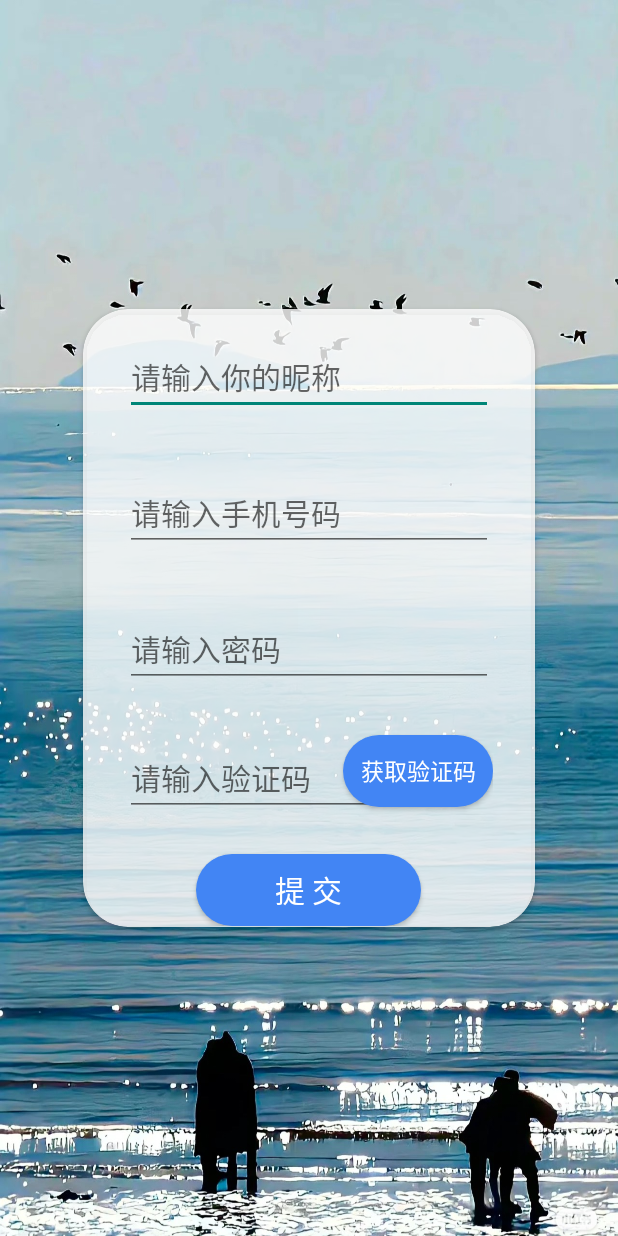
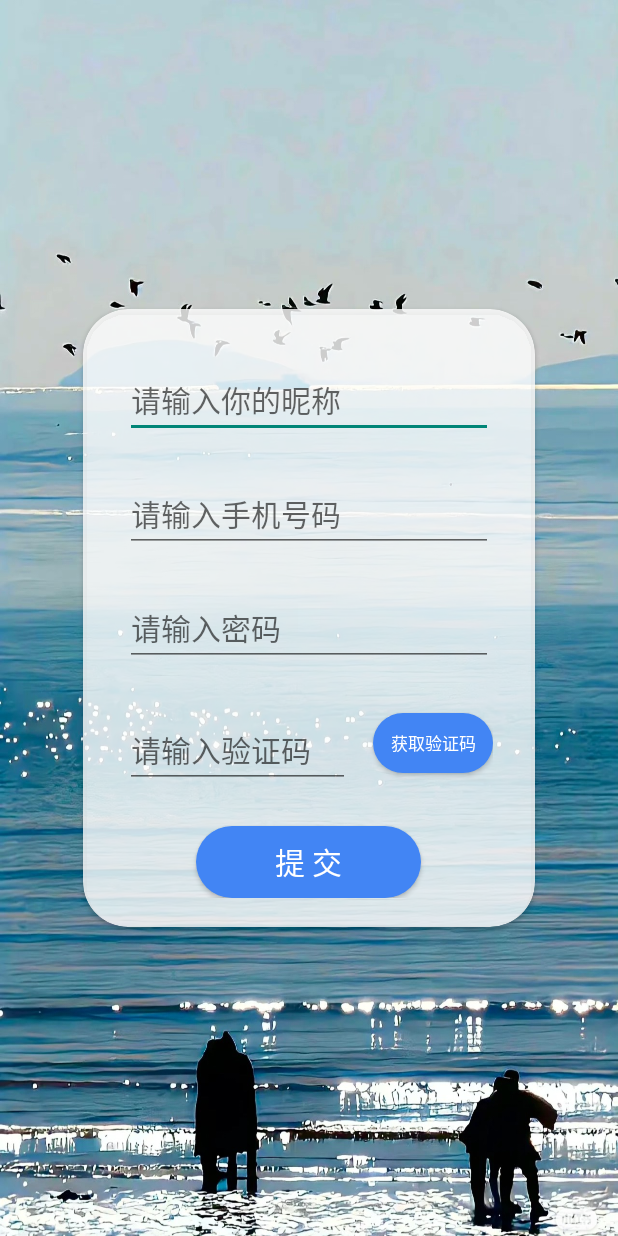
Before and after one commit to ZhangCWei/QuestionBoxFront, an Android app: the RegisterActivity screen opened directly, with no data from a screen before it, on a phone screen of 412 x 824 dp. Run offline under Robolectric (Android 15) with nearby library versions, the phone set to English and light mode, and no system bars; libraries missing offline, so code that uses them is left out: cn.smssdk, com.mob; 3 statements that could not run were skipped.

Commit message:
Update 1221

```diff
--- a/app/src/main/res/layout/activity_main.xml
+++ b/app/src/main/res/layout/activity_main.xml
@@ -18,8 +18,11 @@
 
         <LinearLayout
             android:layout_width="match_parent"
-            android:layout_height="wrap_content"
-            android:orientation="vertical">
+            android:layout_height="match_parent"
+            android:orientation="vertical"
+            android:layout_marginTop="10dp"
+            android:layout_marginBottom="10dp"
+            android:gravity="center">
 
             <TextView
                 android:id="@+id/tv_1"
--- a/app/src/main/res/layout/activity_register.xml
+++ b/app/src/main/res/layout/activity_register.xml
@@ -19,13 +19,16 @@
         <LinearLayout
             android:layout_width="match_parent"
             android:layout_height="wrap_content"
-            android:orientation="vertical">
+            android:orientation="vertical"
+            android:layout_marginTop="10dp"
+            android:layout_marginBottom="10dp"
+            android:gravity="center">
 
             <EditText
                 android:layout_width="match_parent"
                 android:layout_height="wrap_content"
                 android:id="@+id/name"
-                android:layout_marginTop="20dp"
+                android:layout_marginTop="25dp"
                 android:layout_marginRight="28dp"
                 android:layout_marginLeft="28dp"
                 android:autofillHints="autofillHintText"
@@ -40,7 +43,7 @@
                 android:id="@+id/phone"
                 android:layout_marginRight="28dp"
                 android:layout_marginLeft="28dp"
-                android:layout_marginTop="40dp"
+                android:layout_marginTop="25dp"
                 android:inputType="phone"
                 android:autofillHints="autofillHintText"
                 android:textSize="20sp"
@@ -52,7 +55,7 @@
                 android:layout_width="match_parent"
                 android:layout_height="wrap_content"
                 android:layout_marginLeft="28dp"
-                android:layout_marginTop="40dp"
+                android:layout_marginTop="25dp"
                 android:layout_marginRight="28dp"
                 android:autofillHints="autofillHintText"
                 android:inputType="textPassword"
@@ -65,11 +68,11 @@
                 android:layout_height="wrap_content"
                 android:layout_marginLeft="28dp"
                 android:layout_marginRight="28dp"
-                android:layout_marginTop="30dp">
+                android:layout_marginTop="25dp">
 
                 <EditText
                     android:id="@+id/code"
-                    android:layout_width="180dp"
+                    android:layout_width="150dp"
                     android:layout_height="wrap_content"
                     android:layout_alignParentStart="true"
                     android:layout_marginTop="5dp"
@@ -80,12 +83,12 @@
 
                 <Button
                     android:id="@+id/get_code"
-                    android:layout_width="100dp"
-                    android:layout_height="wrap_content"
-                    android:layout_marginTop="2dp"
+                    android:layout_width="80dp"
+                    android:layout_height="40dp"
+                    android:layout_marginTop="6dp"
                     android:layout_alignParentEnd="true"
                     android:text="@string/acquireValidCode"
-                    android:textSize="15sp"
+                    android:textSize="11sp"
                     android:background="@drawable/button_bg"
                     android:textColor="@color/white" />
             </RelativeLayout>
```
